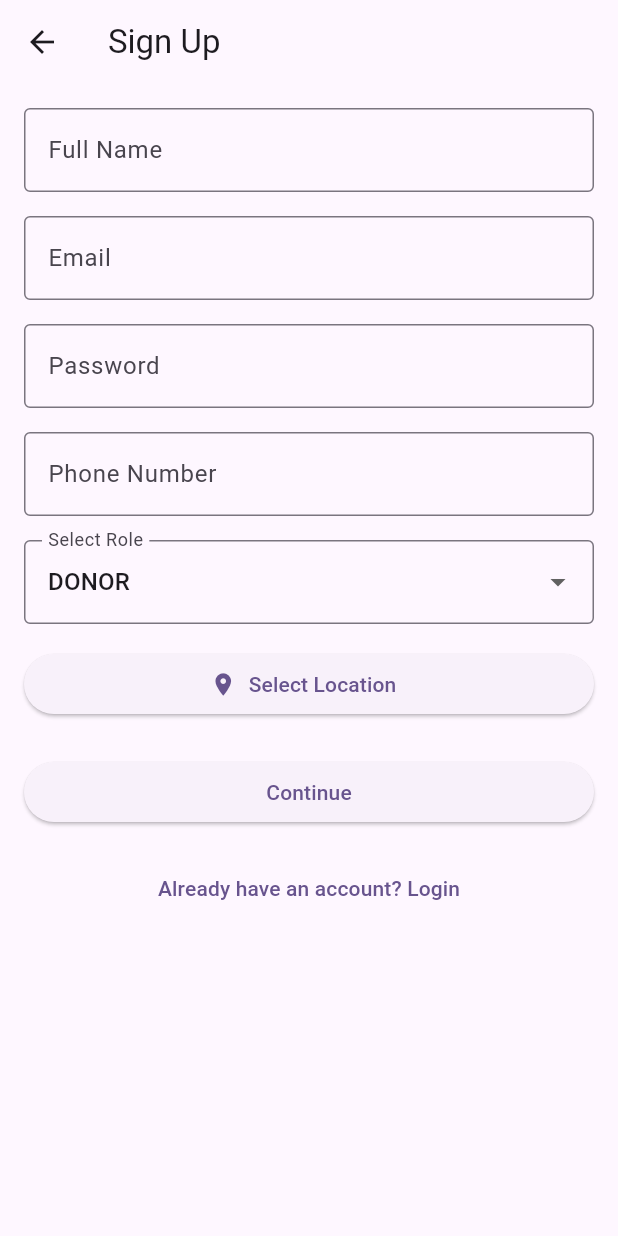
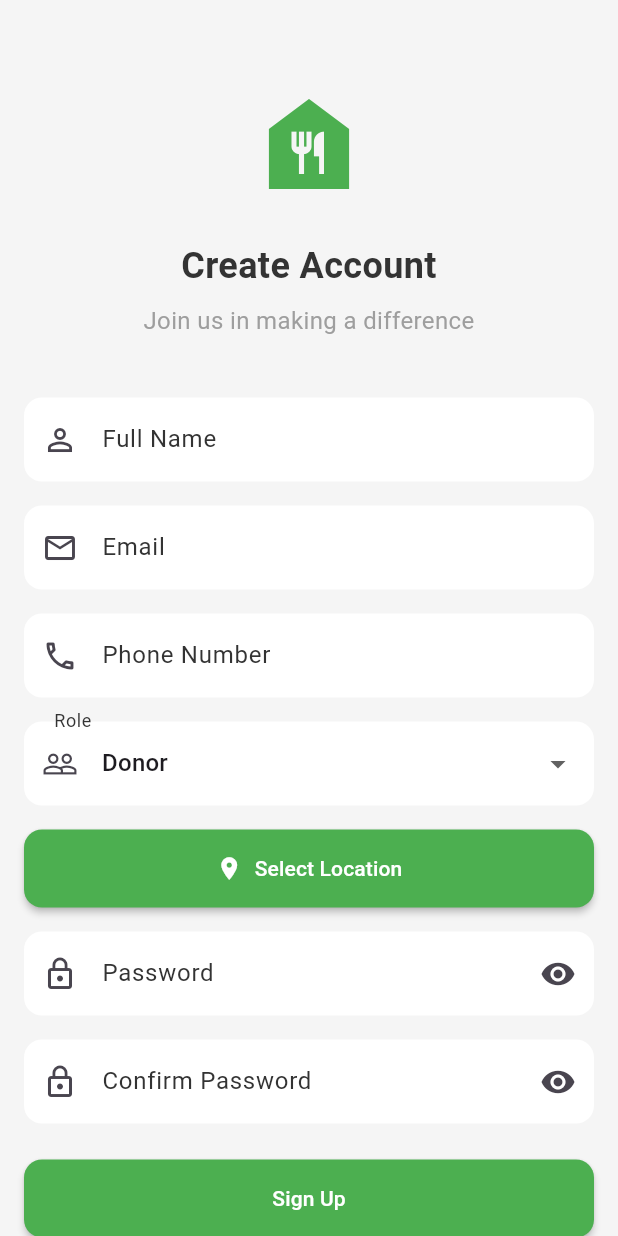
Before and after one commit to KOLIPAKA-VENKATA-AMARNATH/CraveSave, a Flutter app: the SignupScreen screen opened by its route, on a phone screen of 412 x 824 dp. Run offline on Flutter 3.47's test engine with Material 3 defaults, Android fonts, the light colour scheme and no system bars; our stand-ins replace cloud_firestore, firebase_auth, firebase_core, geolocator, lottie; accounts and stored records are empty.

Commit message:
pani chestundi ayya

```diff
--- a/cravesave/lib/features/auth/screens/signup_screen.dart
+++ b/cravesave/lib/features/auth/screens/signup_screen.dart
@@ -2,11 +2,8 @@ import 'package:flutter/material.dart';
 import 'package:cloud_firestore/cloud_firestore.dart';
 import 'package:geolocator/geolocator.dart';
 import '../../../services/auth_service.dart';
-import '../../../utils/app_enums.dart';
-import '../../../features/dashboard/routes/dashboard_routes.dart';
-import 'ngo_signup_screen.dart';
-import 'volunteer_signup_screen.dart';
-import 'admin_signup_screen.dart';
+import '../../../models/user_model.dart';
+import '../../../theme/auth_theme.dart';
 
 class SignupScreen extends StatefulWidget {
   const SignupScreen({super.key});
@@ -17,119 +14,27 @@ class SignupScreen extends StatefulWidget {
 
 class _SignupScreenState extends State<SignupScreen> {
   final _formKey = GlobalKey<FormState>();
+  final _authService = AuthService();
 
+  final _nameController = TextEditingController();
   final _emailController = TextEditingController();
   final _passwordController = TextEditingController();
-  final _nameController = TextEditingController();
+  final _confirmPasswordController = TextEditingController();
   final _phoneController = TextEditingController();
-
-  UserRole _selectedRole = UserRole.donor;
+  String _selectedRole = 'donor';
+  bool _isLoading = false;
+  bool _obscurePassword = true;
+  bool _obscureConfirmPassword = true;
   GeoPoint? _selectedLocation;
-  bool _isLoading = false;
 
   @override
   void dispose() {
+    _nameController.dispose();
     _emailController.dispose();
     _passwordController.dispose();
-    _nameController.dispose();
+    _confirmPasswordController.dispose();
     _phoneController.dispose();
     super.dispose();
-  }
-
-  Future<void> _handleSignup() async {
-    if (!_formKey.currentState!.validate()) return;
-    if (_selectedLocation == null) {
-      ScaffoldMessenger.of(context).showSnackBar(
-        const SnackBar(content: Text('Please select your location')),
-      );
-      return;
-    }
-
-    setState(() => _isLoading = true);
-
-    try {
-      // For donor, complete registration directly
-      if (_selectedRole == UserRole.donor) {
-        final credential = await AuthService().registerUser(
-          email: _emailController.text.trim(),
-          password: _passwordController.text,
-          name: _nameController.text.trim(),
-          phone: _phoneController.text.trim(),
-          role: _selectedRole,
-          location: _selectedLocation!,
-        );
-
-        if (credential != null && mounted) {
-          Navigator.pushReplacementNamed(
-            context,
-            DashboardRoutes.donorDashboard,
-          );
-        }
-      } else {
-        // For other roles, navigate to role-specific screens
-        if (mounted) {
-          switch (_selectedRole) {
-            case UserRole.ngo:
-              Navigator.push(
-                context,
-                MaterialPageRoute(
-                  builder:
-                      (context) => NgoSignupScreen(
-                        email: _emailController.text.trim(),
-                        password: _passwordController.text,
-                        name: _nameController.text.trim(),
-                        phone: _phoneController.text.trim(),
-                        location: _selectedLocation!,
-                      ),
-                ),
-              );
-              break;
-            case UserRole.volunteer:
-              Navigator.push(
-                context,
-                MaterialPageRoute(
-                  builder:
-                      (context) => VolunteerSignupScreen(
-                        email: _emailController.text.trim(),
-                        password: _passwordController.text,
-                        name: _nameController.text.trim(),
-                        phone: _phoneController.text.trim(),
-                        location: _selectedLocation!,
-                      ),
-                ),
-              );
-              break;
-            case UserRole.admin:
-              Navigator.push(
-                context,
-                MaterialPageRoute(
-                  builder:
-                      (context) => AdminSignupScreen(
-                        email: _emailController.text.trim(),
-                        password: _passwordController.text,
-                        name: _nameController.text.trim(),
-                        phone: _phoneController.text.trim(),
-                        location: _selectedLocation!,
-                      ),
-                ),
-              );
-              break;
-            default:
-              break;
-          }
-        }
-      }
-    } catch (e) {
-      if (mounted) {
-        ScaffoldMessenger.of(
-          context,
-        ).showSnackBar(SnackBar(content: Text('Error: ${e.toString()}')));
-      }
-    } finally {
-      if (mounted) {
-        setState(() => _isLoading = false);
-      }
-    }
   }
 
   Future<void> _getCurrentLocation() async {
@@ -191,22 +96,84 @@ class _SignupScreenState extends State<SignupScreen> {
     }
   }
 
+  Future<void> _handleSignup() async {
+    if (!_formKey.currentState!.validate()) return;
+    if (_selectedLocation == null) {
+      ScaffoldMessenger.of(context).showSnackBar(
+        const SnackBar(content: Text('Please select your location')),
+      );
+      return;
+    }
+
+    setState(() => _isLoading = true);
+
+    try {
+      UserModel? user = await _authService.signUp(
+        _nameController.text.trim(),
+        _emailController.text.trim(),
+        _passwordController.text,
+        _selectedRole,
+        phone: _phoneController.text.trim(),
+        location: _selectedLocation,
+      );
+
+      if (user != null && mounted) {
+        if (!user.isVerified && user.role == 'ngo') {
+          Navigator.pushReplacementNamed(context, '/verification-pending');
+        } else {
+          Navigator.pushReplacementNamed(context, '/login');
+        }
+      }
+    } catch (e) {
+      if (mounted) {
+        ScaffoldMessenger.of(context).showSnackBar(
+          SnackBar(content: Text('Error: ${e.toString()}')),
+        );
+      }
+    } finally {
+      if (mounted) {
+        setState(() => _isLoading = false);
+      }
+    }
+  }
+
   @override
   Widget build(BuildContext context) {
-    return Scaffold(
-      appBar: AppBar(title: const Text('Sign Up')),
-      body: SingleChildScrollView(
-        padding: const EdgeInsets.all(16.0),
+    return Theme(
+      data: AuthTheme.theme,
+      child: Scaffold(
+        body: SafeArea(
+          child: SingleChildScrollView(
+            padding: const EdgeInsets.all(AuthTheme.defaultPadding),
             child: Form(
               key: _formKey,
               child: Column(
                 crossAxisAlignment: CrossAxisAlignment.stretch,
                 children: [
+                  const SizedBox(height: 40),
+                  const Icon(
+                    Icons.food_bank,
+                    size: 80,
+                    color: AuthTheme.primaryColor,
+                  ),
+                  const SizedBox(height: 24),
+                  const Text(
+                    'Create Account',
+                    style: AuthTheme.titleStyle,
+                    textAlign: TextAlign.center,
+                  ),
+                  const SizedBox(height: 8),
+                  const Text(
+                    'Join us in making a difference',
+                    style: AuthTheme.subtitleStyle,
+                    textAlign: TextAlign.center,
+                  ),
+                  const SizedBox(height: 40),
                   TextFormField(
                     controller: _nameController,
                     decoration: const InputDecoration(
                       labelText: 'Full Name',
-                  border: OutlineInputBorder(),
+                      prefixIcon: Icon(Icons.person_outline),
                     ),
                     validator: (value) {
                       if (value == null || value.isEmpty) {
@@ -220,7 +187,7 @@ class _SignupScreenState extends State<SignupScreen> {
                     controller: _emailController,
                     decoration: const InputDecoration(
                       labelText: 'Email',
-                  border: OutlineInputBorder(),
+                      prefixIcon: Icon(Icons.email_outlined),
                     ),
                     keyboardType: TextInputType.emailAddress,
                     validator: (value) {
@@ -235,28 +202,10 @@ class _SignupScreenState extends State<SignupScreen> {
                   ),
                   const SizedBox(height: 16),
                   TextFormField(
-                controller: _passwordController,
-                decoration: const InputDecoration(
-                  labelText: 'Password',
-                  border: OutlineInputBorder(),
-                ),
-                obscureText: true,
-                validator: (value) {
-                  if (value == null || value.isEmpty) {
-                    return 'Please enter a password';
-                  }
-                  if (value.length < 6) {
-                    return 'Password must be at least 6 characters';
-                  }
-                  return null;
-                },
-              ),
-              const SizedBox(height: 16),
-              TextFormField(
                     controller: _phoneController,
                     decoration: const InputDecoration(
                       labelText: 'Phone Number',
-                  border: OutlineInputBorder(),
+                      prefixIcon: Icon(Icons.phone_outlined),
                     ),
                     keyboardType: TextInputType.phone,
                     validator: (value) {
@@ -267,19 +216,26 @@ class _SignupScreenState extends State<SignupScreen> {
                     },
                   ),
                   const SizedBox(height: 16),
-              DropdownButtonFormField<UserRole>(
+                  DropdownButtonFormField<String>(
                     value: _selectedRole,
                     decoration: const InputDecoration(
-                  labelText: 'Select Role',
-                  border: OutlineInputBorder(),
+                      labelText: 'Role',
+                      prefixIcon: Icon(Icons.people_outline),
                     ),
-                items:
-                    UserRole.values.map((role) {
-                      return DropdownMenuItem(
-                        value: role,
-                        child: Text(role.value.toUpperCase()),
-                      );
-                    }).toList(),
+                    items: const [
+                      DropdownMenuItem(
+                        value: 'donor',
+                        child: Text('Donor'),
+                      ),
+                      DropdownMenuItem(
+                        value: 'ngo',
+                        child: Text('NGO'),
+                      ),
+                      DropdownMenuItem(
+                        value: 'volunteer',
+                        child: Text('Volunteer'),
+                      ),
+                    ],
                     onChanged: (value) {
                       if (value != null) {
                         setState(() => _selectedRole = value);
@@ -296,22 +252,96 @@ class _SignupScreenState extends State<SignupScreen> {
                           : 'Location Selected',
                     ),
                   ),
+                  const SizedBox(height: 16),
+                  TextFormField(
+                    controller: _passwordController,
+                    decoration: InputDecoration(
+                      labelText: 'Password',
+                      prefixIcon: const Icon(Icons.lock_outline),
+                      suffixIcon: IconButton(
+                        icon: Icon(
+                          _obscurePassword
+                              ? Icons.visibility
+                              : Icons.visibility_off,
+                        ),
+                        onPressed: () {
+                          setState(() => _obscurePassword = !_obscurePassword);
+                        },
+                      ),
+                    ),
+                    obscureText: _obscurePassword,
+                    validator: (value) {
+                      if (value == null || value.isEmpty) {
+                        return 'Please enter a password';
+                      }
+                      if (value.length < 6) {
+                        return 'Password must be at least 6 characters';
+                      }
+                      return null;
+                    },
+                  ),
+                  const SizedBox(height: 16),
+                  TextFormField(
+                    controller: _confirmPasswordController,
+                    decoration: InputDecoration(
+                      labelText: 'Confirm Password',
+                      prefixIcon: const Icon(Icons.lock_outline),
+                      suffixIcon: IconButton(
+                        icon: Icon(
+                          _obscureConfirmPassword
+                              ? Icons.visibility
+                              : Icons.visibility_off,
+                        ),
+                        onPressed: () {
+                          setState(() => _obscureConfirmPassword = !_obscureConfirmPassword);
+                        },
+                      ),
+                    ),
+                    obscureText: _obscureConfirmPassword,
+                    validator: (value) {
+                      if (value == null || value.isEmpty) {
+                        return 'Please confirm your password';
+                      }
+                      if (value != _passwordController.text) {
+                        return 'Passwords do not match';
+                      }
+                      return null;
+                    },
+                  ),
                   const SizedBox(height: 24),
                   ElevatedButton(
                     onPressed: _isLoading ? null : _handleSignup,
-                child:
-                    _isLoading
-                        ? const CircularProgressIndicator()
-                        : const Text('Continue'),
+                    child: _isLoading
+                        ? const SizedBox(
+                            height: 20,
+                            width: 20,
+                            child: CircularProgressIndicator(
+                              strokeWidth: 2,
+                              valueColor:
+                                  AlwaysStoppedAnimation<Color>(Colors.white),
+                            ),
+                          )
+                        : const Text('Sign Up'),
                   ),
                   const SizedBox(height: 16),
+                  Row(
+                    mainAxisAlignment: MainAxisAlignment.center,
+                    children: [
+                      const Text(
+                        'Already have an account?',
+                        style: TextStyle(color: Colors.grey),
+                      ),
                       TextButton(
                         onPressed: () {
                           Navigator.pushReplacementNamed(context, '/login');
                         },
-                child: const Text('Already have an account? Login'),
+                        child: const Text('Sign In'),
                       ),
                     ],
+                  ),
+                ],
+              ),
+            ),
           ),
         ),
       ),
--- /dev/null
+++ b/cravesave/lib/theme/auth_theme.dart
@@ -0,0 +1,81 @@
+import 'package:flutter/material.dart';
+
+class AuthTheme {
+  static const Color primaryColor = Color(0xFF4CAF50);
+  static const Color secondaryColor = Color(0xFF2196F3);
+  static const Color backgroundColor = Color(0xFFF5F5F5);
+  static const Color textColor = Color(0xFF333333);
+  static const Color errorColor = Color(0xFFE57373);
+
+  static ThemeData get theme {
+    return ThemeData(
+      primaryColor: primaryColor,
+      scaffoldBackgroundColor: backgroundColor,
+      inputDecorationTheme: InputDecorationTheme(
+        filled: true,
+        fillColor: Colors.white,
+        border: OutlineInputBorder(
+          borderRadius: BorderRadius.circular(12),
+          borderSide: BorderSide.none,
+        ),
+        enabledBorder: OutlineInputBorder(
+          borderRadius: BorderRadius.circular(12),
+          borderSide: BorderSide.none,
+        ),
+        focusedBorder: OutlineInputBorder(
+          borderRadius: BorderRadius.circular(12),
+          borderSide: const BorderSide(color: primaryColor, width: 2),
+        ),
+        errorBorder: OutlineInputBorder(
+          borderRadius: BorderRadius.circular(12),
+          borderSide: const BorderSide(color: errorColor, width: 2),
+        ),
+        contentPadding: const EdgeInsets.symmetric(horizontal: 16, vertical: 16),
+        labelStyle: const TextStyle(color: textColor),
+        hintStyle: const TextStyle(color: Colors.grey),
+      ),
+      elevatedButtonTheme: ElevatedButtonThemeData(
+        style: ElevatedButton.styleFrom(
+          backgroundColor: primaryColor,
+          foregroundColor: Colors.white,
+          padding: const EdgeInsets.symmetric(vertical: 16),
+          shape: RoundedRectangleBorder(
+            borderRadius: BorderRadius.circular(12),
+          ),
+          elevation: 2,
+        ),
+      ),
+      textButtonTheme: TextButtonThemeData(
+        style: TextButton.styleFrom(
+          foregroundColor: secondaryColor,
+          padding: const EdgeInsets.symmetric(vertical: 8),
+        ),
+      ),
+      appBarTheme: const AppBarTheme(
+        backgroundColor: Colors.white,
+        foregroundColor: textColor,
+        elevation: 0,
+        centerTitle: true,
+      ),
+    );
+  }
+
+  static const TextStyle titleStyle = TextStyle(
+    fontSize: 24,
+    fontWeight: FontWeight.bold,
+    color: textColor,
+  );
+
+  static const TextStyle subtitleStyle = TextStyle(
+    fontSize: 16,
+    color: Colors.grey,
+  );
+
+  static const TextStyle buttonTextStyle = TextStyle(
+    fontSize: 16,
+    fontWeight: FontWeight.bold,
+  );
+
+  static const double defaultPadding = 16.0;
+  static const double defaultBorderRadius = 12.0;
+}
```
Also changed, not shown: cravesave/lib/features/auth/screens/login_screen.dart (+51 -11 lines), cravesave/lib/models/user_model.dart (+4 -4 lines), cravesave/lib/services/auth_service.dart (+14 -14 lines). Lines whose indentation alone changed are shown as unchanged.
